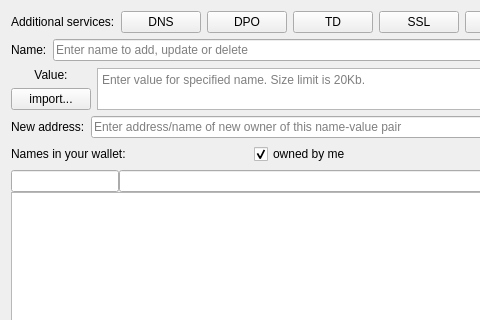
Above: src/qt/forms/managenamespage.ui from sshyran/emercoin before the change; both pictures show x 0 to 480 and y 0 to 320 of the 987 by 565 pixel window. Below: the same form after it.
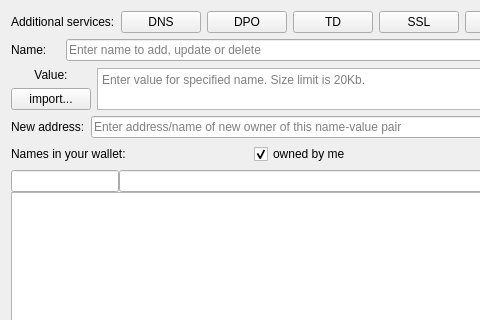
That is the form after the change. Icons and pictures are not drawn. Custom widgets are drawn as their Qt base class.

Commit message: Manage names tab: when user types name, show sign near name edit so user knows whether name is registered or free. Refactoring to replace magic strings with variables.

```diff
--- a/src/qt/forms/managenamespage.ui
+++ b/src/qt/forms/managenamespage.ui
@@ -132,6 +132,22 @@
        </property>
       </widget>
      </item>
+     <item>
+      <widget class="QLabel" name="labelAvailability">
+       <property name="sizePolicy">
+        <sizepolicy hsizetype="Preferred" vsizetype="Maximum">
+         <horstretch>0</horstretch>
+         <verstretch>0</verstretch>
+        </sizepolicy>
+       </property>
+       <property name="text">
+        <string>  </string>
+       </property>
+       <property name="alignment">
+        <set>Qt::AlignLeading|Qt::AlignLeft|Qt::AlignVCenter</set>
+       </property>
+      </widget>
+     </item>
      <item>
       <widget class="QValidatedLineEdit" name="registerName">
        <property name="toolTip">
```
The commit also changes 5 other files.
